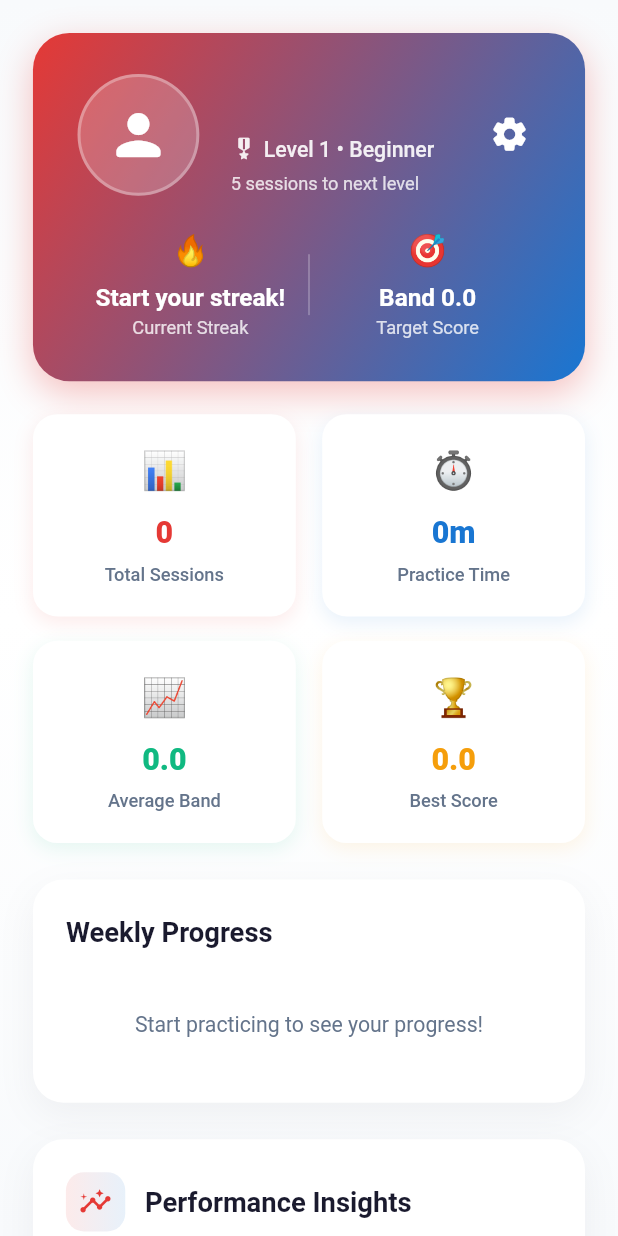
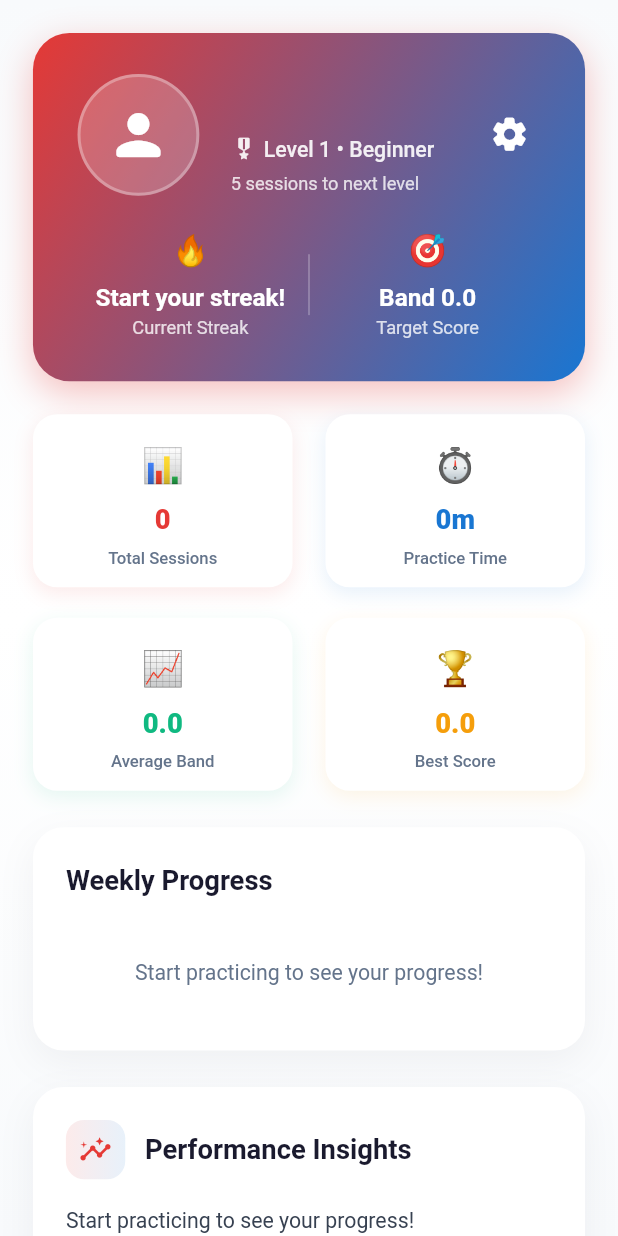
Before and after one commit to Danchouvzv/Grader, a Flutter app: the ProfilePage screen opened directly, on a phone screen of 412 x 824 dp. Run offline on Flutter 3.47's test engine with Material 3 defaults, Android fonts, the phone set to English and light mode, and no system bars; our stand-ins replace bloc, dio, equatable, flutter_bloc, flutter_screenutil, get_it and 5 more; missing offline and left inert: record; accounts and stored records are empty.

Commit message:
Fix overflow errors in IELTS Speaking and Profile pages
🔧 IELTS Speaking Header:
- Reduce font sizes: 18sp → 16sp for titles, 12sp → 11sp for subtitle
- Remove AI logo to save space
- Reduce padding and margins
- Add proper spacing before progress circle

📱 Profile Page:
- Increase bottom padding from 60h to 80h
- Improve stats grid spacing and aspect ratio
- Reduce font sizes in stat cards
- Add text overflow handling

✅ Results:
- No more 'OVERFLOWED BY 22 PIXELS' in IELTS Speaking
- No more overflow errors in Profile page
- Better responsive design for all screen sizes

```diff
--- a/grader_ai_flutter/lib/presentation/pages/profile_page.dart
+++ b/grader_ai_flutter/lib/presentation/pages/profile_page.dart
@@ -181,7 +181,7 @@ class _ProfilePageState extends State<ProfilePage> with TickerProviderStateMixin
                           _buildRecentSessions(),
                           SizedBox(height: 24.h),
                           _buildAchievements(),
-                          SizedBox(height: 60.h), // Extra bottom padding
+                          SizedBox(height: 80.h), // Увеличили bottom padding
                         ],
                       ),
                     ),
@@ -469,9 +469,9 @@ class _ProfilePageState extends State<ProfilePage> with TickerProviderStateMixin
       shrinkWrap: true,
       physics: const NeverScrollableScrollPhysics(),
       crossAxisCount: 2,
-      mainAxisSpacing: 16.h,
-      crossAxisSpacing: 16.w,
-      childAspectRatio: 1.3,
+      mainAxisSpacing: 20.h, // Увеличили отступы
+      crossAxisSpacing: 20.w,
+      childAspectRatio: 1.5, // Увеличили aspect ratio для лучшего размещения
       children: [
         _buildStatCard(
           '📊',
@@ -520,26 +520,31 @@ class _ProfilePageState extends State<ProfilePage> with TickerProviderStateMixin
         children: [
           Text(
             icon,
-            style: TextStyle(fontSize: 24.sp),
+            style: TextStyle(fontSize: 22.sp), // Уменьшили размер иконки
           ),
-          SizedBox(height: 8.h),
+          SizedBox(height: 6.h), // Уменьшили отступ
           Text(
             value,
             style: TextStyle(
-              fontSize: 20.sp,
+              fontSize: 18.sp, // Уменьшили размер значения
               fontWeight: FontWeight.w800,
               color: color,
             ),
+            textAlign: TextAlign.center,
+            maxLines: 1,
+            overflow: TextOverflow.ellipsis,
           ),
           SizedBox(height: 4.h),
           Text(
             label,
             style: TextStyle(
-              fontSize: 12.sp,
+              fontSize: 11.sp, // Уменьшили размер лейбла
               color: const Color(0xFF64748b),
               fontWeight: FontWeight.w500,
             ),
             textAlign: TextAlign.center,
+            maxLines: 2,
+            overflow: TextOverflow.ellipsis,
           ),
         ],
       ),
```
Also changed, not shown: grader_ai_flutter/lib/presentation/pages/enhanced_ielts_speaking_page.dart (+23 -54 lines).
